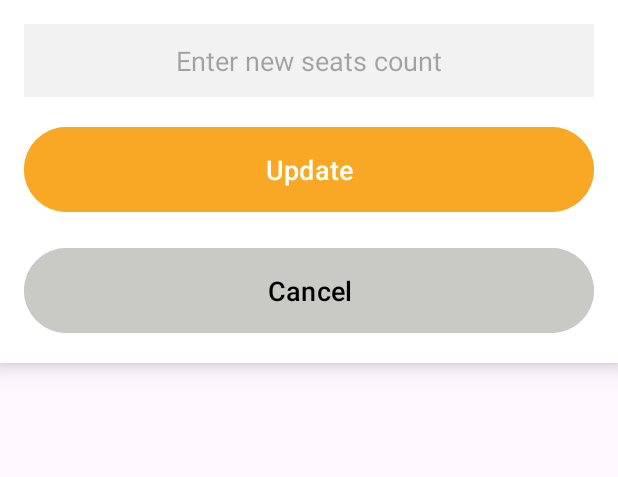
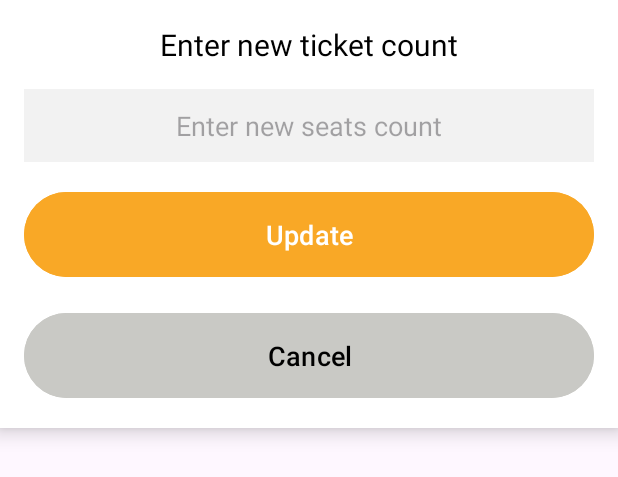
Before and after one commit to Sanjula-Dulshan/Reservation_Mobile_Client, an Android app: the layout dialog_update_seats.xml on its own in the app's theme, with its tools: preview values and no code run, on a phone screen of 412 x 824 dp. Shown: the top 477 px of the screen. Run offline under Robolectric (Android 15) with nearby library versions, the phone set to English and light mode, and no system bars.

Commit message:
ui update 2

```diff
--- a/app/src/main/res/layout/dialog_update_seats.xml
+++ b/app/src/main/res/layout/dialog_update_seats.xml
@@ -13,6 +13,14 @@
         android:elevation="8dp"
         android:layout_gravity="center">
 
+        <TextView
+            android:layout_width="wrap_content"
+            android:layout_height="wrap_content"
+            android:layout_gravity="center_horizontal"
+            android:layout_marginBottom="16dp"
+            android:text="Enter new ticket count"
+            android:textColor="#000000"
+            android:textSize="20sp" />
         <EditText
             android:id="@+id/editSeats"
             android:layout_width="match_parent"
```
